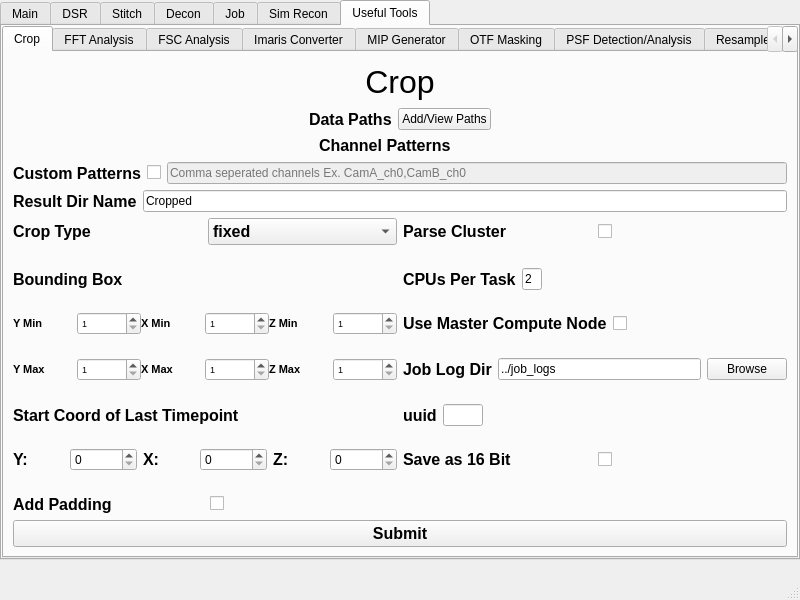
The window that src/mainwindow.ui (abcucberkeley/PetaKit5D-GUI) describes before a commit, drawn with Qt 5.
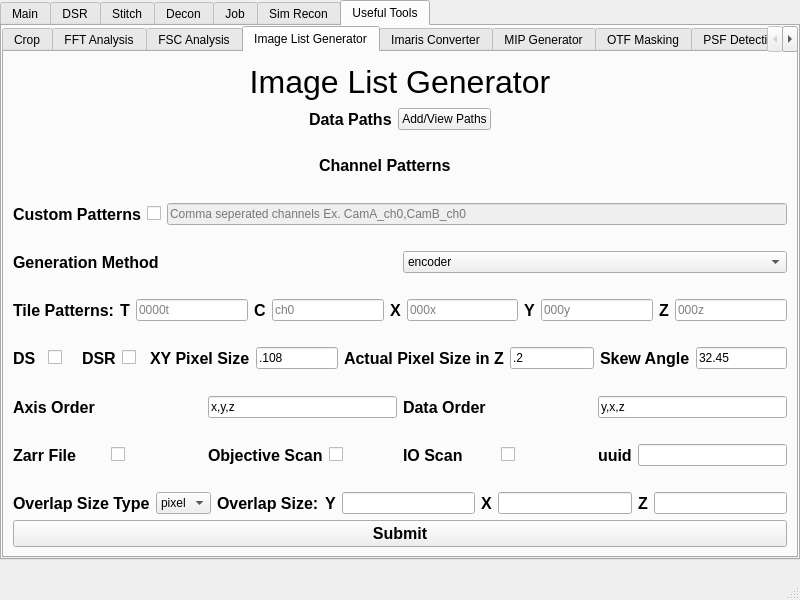
The same window after the commit. The open tabs and pages were chosen to show the change.

Commit message: Added the Image List Generator Useful Tool

```diff
--- a/src/mainwindow.ui
+++ b/src/mainwindow.ui
@@ -7559,6 +7559,836 @@
           </item>
          </layout>
         </widget>
+        <widget class="QWidget" name="imageListGenerator">
+         <attribute name="title">
+          <string>Image List Generator</string>
+         </attribute>
+         <layout class="QGridLayout" name="gridLayout_15" rowstretch="1,10,1">
+          <item row="2" column="0">
+           <layout class="QVBoxLayout" name="verticalLayout_52">
+            <item>
+             <layout class="QHBoxLayout" name="horizontalLayout_247">
+              <item>
+               <widget class="QPushButton" name="imageListGeneratorSubmitButton">
+                <property name="font">
+                 <font>
+                  <pointsize>12</pointsize>
+                  <bold>true</bold>
+                 </font>
+                </property>
+                <property name="text">
+                 <string>Submit</string>
+                </property>
+               </widget>
+              </item>
+             </layout>
+            </item>
+           </layout>
+          </item>
+          <item row="1" column="0">
+           <layout class="QVBoxLayout" name="verticalLayout_36" stretch="1,1,1,1,1,1,1,1,1,1,1,1,1,1,1,1,1">
+            <property name="spacing">
+             <number>6</number>
+            </property>
+            <property name="bottomMargin">
+             <number>0</number>
+            </property>
+            <item>
+             <layout class="QHBoxLayout" name="imageListGeneratorDataPathsHorizontalLayout">
+              <item>
+               <spacer name="horizontalSpacer_80">
+                <property name="orientation">
+                 <enum>Qt::Horizontal</enum>
+                </property>
+                <property name="sizeHint" stdset="0">
+                 <size>
+                  <width>40</width>
+                  <height>20</height>
+                 </size>
+                </property>
+               </spacer>
+              </item>
+              <item>
+               <widget class="QLabel" name="imageListGeneratorDataPathsLabel">
+                <property name="font">
+                 <font>
+                  <pointsize>12</pointsize>
+                  <bold>true</bold>
+                  <strikeout>false</strikeout>
+                  <kerning>true</kerning>
+                 </font>
+                </property>
+                <property name="text">
+                 <string>Data Paths</string>
+                </property>
+               </widget>
+              </item>
+              <item>
+               <widget class="QPushButton" name="imageListGeneratorAddPathsButton">
+                <property name="text">
+                 <string>Add/View Paths</string>
+                </property>
+               </widget>
+              </item>
+              <item>
+               <spacer name="horizontalSpacer_81">
+                <property name="orientation">
+                 <enum>Qt::Horizontal</enum>
+                </property>
+                <property name="sizeHint" stdset="0">
+                 <size>
+                  <width>40</width>
+                  <height>20</height>
+                 </size>
+                </property>
+               </spacer>
+              </item>
+             </layout>
+            </item>
+            <item>
+             <spacer name="verticalSpacer_119">
+              <property name="orientation">
+               <enum>Qt::Vertical</enum>
+              </property>
+              <property name="sizeHint" stdset="0">
+               <size>
+                <width>20</width>
+                <height>40</height>
+               </size>
+              </property>
+             </spacer>
+            </item>
+            <item>
+             <layout class="QHBoxLayout" name="imageListGeneratorChannelPatternsHorizontalLayout">
+              <item>
+               <widget class="QLabel" name="imageListGeneratorChannelPatternsLabel">
+                <property name="sizePolicy">
+                 <sizepolicy hsizetype="Maximum" vsizetype="Maximum">
+                  <horstretch>0</horstretch>
+                  <verstretch>0</verstretch>
+                 </sizepolicy>
+                </property>
+                <property name="font">
+                 <font>
+                  <pointsize>12</pointsize>
+                  <bold>true</bold>
+                  <strikeout>false</strikeout>
+                  <kerning>true</kerning>
+                 </font>
+                </property>
+                <property name="text">
+                 <string>Channel Patterns</string>
+                </property>
+               </widget>
+              </item>
+              <item>
+               <spacer name="imageListGeneratorChannelPatternsHorizontalSpacer">
+                <property name="orientation">
+                 <enum>Qt::Horizontal</enum>
+                </property>
+                <property name="sizeType">
+                 <enum>QSizePolicy::Maximum</enum>
+                </property>
+                <property name="sizeHint" stdset="0">
+                 <size>
+                  <width>30</width>
+                  <height>20</height>
+                 </size>
+                </property>
+               </spacer>
+              </item>
+             </layout>
+            </item>
+            <item>
+             <spacer name="verticalSpacer_120">
+              <property name="orientation">
+               <enum>Qt::Vertical</enum>
+              </property>
+              <property name="sizeHint" stdset="0">
+               <size>
+                <width>20</width>
+                <height>40</height>
+               </size>
+              </property>
+             </spacer>
+            </item>
+            <item>
+             <layout class="QHBoxLayout" name="imageListGeneratorCustomPatternsHorizontalLayout">
+              <item>
+               <widget class="QLabel" name="imageListGeneratorCustomPatternsLabel">
+                <property name="font">
+                 <font>
+                  <pointsize>12</pointsize>
+                  <bold>true</bold>
+                  <strikeout>false</strikeout>
+                  <kerning>true</kerning>
+                 </font>
+                </property>
+                <property name="text">
+                 <string>Custom Patterns</string>
+                </property>
+               </widget>
+              </item>
+              <item>
+               <widget class="QCheckBox" name="imageListGeneratorCustomPatternsCheckBox">
+                <property name="autoFillBackground">
+                 <bool>false</bool>
+                </property>
+                <property name="text">
+                 <string/>
+                </property>
+               </widget>
+              </item>
+              <item>
+               <widget class="QLineEdit" name="imageListGeneratorCustomPatternsLineEdit">
+                <property name="enabled">
+                 <bool>false</bool>
+                </property>
+                <property name="placeholderText">
+                 <string>Comma seperated channels Ex. CamA_ch0,CamB_ch0</string>
+                </property>
+               </widget>
+              </item>
+             </layout>
+            </item>
+            <item>
+             <spacer name="verticalSpacer_122">
+              <property name="orientation">
+               <enum>Qt::Vertical</enum>
+              </property>
+              <property name="sizeHint" stdset="0">
+               <size>
+                <width>20</width>
+                <height>40</height>
+               </size>
+              </property>
+             </spacer>
+            </item>
+            <item>
+             <layout class="QHBoxLayout" name="horizontalLayout_238" stretch="1">
+              <item>
+               <layout class="QHBoxLayout" name="horizontalLayout_240" stretch="1,1">
+                <item>
+                 <widget class="QLabel" name="imageListGeneratorGenerationMethodLabel">
+                  <property name="font">
+                   <font>
+                    <pointsize>12</pointsize>
+                    <bold>true</bold>
+                   </font>
+                  </property>
+                  <property name="text">
+                   <string>Generation Method</string>
+                  </property>
+                 </widget>
+                </item>
+                <item>
+                 <widget class="QComboBox" name="imageListGeneratorGenerationMethodComboBox">
+                  <item>
+                   <property name="text">
+                    <string>encoder</string>
+                   </property>
+                  </item>
+                  <item>
+                   <property name="text">
+                    <string>sqlite</string>
+                   </property>
+                  </item>
+                  <item>
+                   <property name="text">
+                    <string>tile_position</string>
+                   </property>
+                  </item>
+                 </widget>
+                </item>
+               </layout>
+              </item>
+             </layout>
+            </item>
+            <item>
+             <spacer name="verticalSpacer_124">
+              <property name="orientation">
+               <enum>Qt::Vertical</enum>
+              </property>
+              <property name="sizeHint" stdset="0">
+               <size>
+                <width>20</width>
+                <height>40</height>
+               </size>
+              </property>
+             </spacer>
+            </item>
+            <item>
+             <layout class="QHBoxLayout" name="horizontalLayout_241">
+              <item>
+               <layout class="QHBoxLayout" name="horizontalLayout_239">
+                <item>
+                 <widget class="QLabel" name="imageListGeneratorTilePatternsLabel">
+                  <property name="font">
+                   <font>
+                    <pointsize>12</pointsize>
+                    <bold>true</bold>
+                   </font>
+                  </property>
+                  <property name="text">
+                   <string>Tile Patterns:</string>
+                  </property>
+                 </widget>
+                </item>
+                <item>
+                 <widget class="QLabel" name="imageListGeneratorTilePatternsTLabel">
+                  <property name="font">
+                   <font>
+                    <pointsize>12</pointsize>
+                    <bold>true</bold>
+                   </font>
+                  </property>
+                  <property name="text">
+                   <string>T</string>
+                  </property>
+                 </widget>
+                </item>
+                <item>
+                 <widget class="QLineEdit" name="imageListGeneratorTilePatternsTLineEdit">
+                  <property name="placeholderText">
+                   <string>0000t</string>
+                  </property>
+                 </widget>
+                </item>
+                <item>
+                 <widget class="QLabel" name="imageListGeneratorTilePatternsCLabel">
+                  <property name="font">
+                   <font>
+                    <pointsize>12</pointsize>
+                    <bold>true</bold>
+                   </font>
+                  </property>
+                  <property name="text">
+                   <string>C</string>
+                  </property>
+                 </widget>
+                </item>
+                <item>
+                 <widget class="QLineEdit" name="imageListGeneratorTilePatternsCLineEdit">
+                  <property name="placeholderText">
+                   <string>ch0</string>
+                  </property>
+                 </widget>
+                </item>
+                <item>
+                 <widget class="QLabel" name="imageListGeneratorTilePatternsXLabel">
+                  <property name="font">
+                   <font>
+                    <pointsize>12</pointsize>
+                    <bold>true</bold>
+                   </font>
+                  </property>
+                  <property name="text">
+                   <string>X</string>
+                  </property>
+                 </widget>
+                </item>
+                <item>
+                 <widget class="QLineEdit" name="imageListGeneratorTilePatternsXLineEdit">
+                  <property name="placeholderText">
+                   <string>000x</string>
+                  </property>
+                 </widget>
+                </item>
+                <item>
+                 <widget class="QLabel" name="imageListGeneratorTilePatternsYLabel">
+                  <property name="font">
+                   <font>
+                    <pointsize>12</pointsize>
+                    <bold>true</bold>
+                   </font>
+                  </property>
+                  <property name="text">
+                   <string>Y</string>
+                  </property>
+                 </widget>
+                </item>
+                <item>
+                 <widget class="QLineEdit" name="imageListGeneratorTilePatternsYLineEdit">
+                  <property name="placeholderText">
+                   <string>000y</string>
+                  </property>
+                 </widget>
+                </item>
+                <item>
+                 <widget class="QLabel" name="imageListGeneratorTilePatternsZLabel">
+                  <property name="font">
+                   <font>
+                    <pointsize>12</pointsize>
+                    <bold>true</bold>
+                   </font>
+                  </property>
+                  <property name="text">
+                   <string>Z</string>
+                  </property>
+                 </widget>
+                </item>
+                <item>
+                 <widget class="QLineEdit" name="imageListGeneratorTilePatternsZLineEdit">
+                  <property name="placeholderText">
+                   <string>000z</string>
+                  </property>
+                 </widget>
+                </item>
+               </layout>
+              </item>
+             </layout>
+            </item>
+            <item>
+             <spacer name="verticalSpacer_121">
+              <property name="orientation">
+               <enum>Qt::Vertical</enum>
+              </property>
+              <property name="sizeHint" stdset="0">
+               <size>
+                <width>20</width>
+                <height>40</height>
+               </size>
+              </property>
+             </spacer>
+            </item>
+            <item>
+             <layout class="QHBoxLayout" name="horizontalLayout_242" stretch="1,1,3,4,3">
+              <item>
+               <layout class="QHBoxLayout" name="horizontalLayout_249">
+                <item>
+                 <widget class="QLabel" name="imageListGeneratorDSLabel">
+                  <property name="font">
+                   <font>
+                    <pointsize>12</pointsize>
+                    <bold>true</bold>
+                   </font>
+                  </property>
+                  <property name="text">
+                   <string>DS</string>
+                  </property>
+                 </widget>
+                </item>
+                <item>
+                 <widget class="QCheckBox" name="imageListGeneratorDSCheckBox">
+                  <property name="text">
+                   <string/>
+                  </property>
+                 </widget>
+                </item>
+               </layout>
+              </item>
+              <item>
+               <layout class="QHBoxLayout" name="horizontalLayout_246">
+                <item>
+                 <widget class="QLabel" name="imageListGeneratorDSRLabel">
+                  <property name="font">
+                   <font>
+                    <pointsize>12</pointsize>
+                    <bold>true</bold>
+                   </font>
+                  </property>
+                  <property name="text">
+                   <string>DSR</string>
+                  </property>
+                 </widget>
+                </item>
+                <item>
+                 <widget class="QCheckBox" name="imageListGeneratorDSRCheckBox">
+                  <property name="text">
+                   <string/>
+                  </property>
+                 </widget>
+                </item>
+               </layout>
+              </item>
+              <item>
+               <layout class="QHBoxLayout" name="horizontalLayout_245">
+                <item>
+                 <widget class="QLabel" name="imageListGeneratorXYPixelSizeLabel">
+                  <property name="font">
+                   <font>
+                    <pointsize>12</pointsize>
+                    <bold>true</bold>
+                   </font>
+                  </property>
+                  <property name="text">
+                   <string>XY Pixel Size</string>
+                  </property>
+                 </widget>
+                </item>
+                <item>
+                 <widget class="QLineEdit" name="imageListGeneratorXYPixelSizeLineEdit">
+                  <property name="text">
+                   <string>.108</string>
+                  </property>
+                 </widget>
+                </item>
+               </layout>
+              </item>
+              <item>
+               <layout class="QHBoxLayout" name="horizontalLayout_244">
+                <item>
+                 <widget class="QLabel" name="imageListGeneratorDZLabel">
+                  <property name="font">
+                   <font>
+                    <pointsize>12</pointsize>
+                    <bold>true</bold>
+                   </font>
+                  </property>
+                  <property name="text">
+                   <string>Actual Pixel Size in Z</string>
+                  </property>
+                 </widget>
+                </item>
+                <item>
+                 <widget class="QLineEdit" name="imageListGeneratorDZLineEdit">
+                  <property name="text">
+                   <string>.2</string>
+                  </property>
+                 </widget>
+                </item>
+               </layout>
+              </item>
+              <item>
+               <layout class="QHBoxLayout" name="horizontalLayout_243">
+                <item>
+                 <widget class="QLabel" name="imageListGeneratorSkewAngleLabel">
+                  <property name="font">
+                   <font>
+                    <pointsize>12</pointsize>
+                    <bold>true</bold>
+                   </font>
+                  </property>
+                  <property name="text">
+                   <string>Skew Angle</string>
+                  </property>
+                 </widget>
+                </item>
+                <item>
+                 <widget class="QLineEdit" name="imageListGeneratorSkewAngleLineEdit">
+                  <property name="text">
+                   <string>32.45</string>
+                  </property>
+                 </widget>
+                </item>
+               </layout>
+              </item>
+             </layout>
+            </item>
+            <item>
+             <spacer name="verticalSpacer_123">
+              <property name="orientation">
+               <enum>Qt::Vertical</enum>
+              </property>
+              <property name="sizeHint" stdset="0">
+               <size>
+                <width>20</width>
+                <height>40</height>
+               </size>
+              </property>
+             </spacer>
+            </item>
+            <item>
+             <layout class="QHBoxLayout" name="horizontalLayout_250" stretch="1,1">
+              <item>
+               <layout class="QHBoxLayout" name="horizontalLayout_252" stretch="1,1">
+                <item>
+                 <widget class="QLabel" name="imageListGeneratorAxisOrderLabel">
+                  <property name="font">
+                   <font>
+                    <pointsize>12</pointsize>
+                    <bold>true</bold>
+                   </font>
+                  </property>
+                  <property name="text">
+                   <string>Axis Order</string>
+                  </property>
+                 </widget>
+                </item>
+                <item>
+                 <widget class="QLineEdit" name="imageListGeneratorAxisOrderLineEdit">
+                  <property name="text">
+                   <string>x,y,z</string>
+                  </property>
+                 </widget>
+                </item>
+               </layout>
+              </item>
+              <item>
+               <layout class="QHBoxLayout" name="horizontalLayout_251" stretch="1,1">
+                <item>
+                 <widget class="QLabel" name="imageListGeneratorDataOrderLabel">
+                  <property name="font">
+                   <font>
+                    <pointsize>12</pointsize>
+                    <bold>true</bold>
+                   </font>
+                  </property>
+                  <property name="text">
+                   <string>Data Order</string>
+                  </property>
+                 </widget>
+                </item>
+                <item>
+                 <widget class="QLineEdit" name="imageListGeneratorDataOrderLineEdit">
+                  <property name="text">
+                   <string>y,x,z</string>
+                  </property>
+                 </widget>
+                </item>
+               </layout>
+              </item>
+             </layout>
+            </item>
+            <item>
+             <spacer name="verticalSpacer_125">
+              <property name="orientation">
+               <enum>Qt::Vertical</enum>
+              </property>
+              <property name="sizeHint" stdset="0">
+               <size>
+                <width>20</width>
+                <height>40</height>
+               </size>
+              </property>
+             </spacer>
+            </item>
+            <item>
+             <layout class="QHBoxLayout" name="horizontalLayout_253" stretch="1,1,1,1">
+              <item>
+               <layout class="QHBoxLayout" name="horizontalLayout_257" stretch="1,1">
+                <item>
+                 <widget class="QLabel" name="imageListGeneratorZarrFileLabel">
+                  <property name="font">
+                   <font>
+                    <pointsize>12</pointsize>
+                    <bold>true</bold>
+                   </font>
+                  </property>
+                  <property name="text">
+                   <string>Zarr File</string>
+                  </property>
+                 </widget>
+                </item>
+                <item>
+                 <widget class="QCheckBox" name="imageListGeneratorZarrFileCheckBox">
+                  <property name="text">
+                   <string/>
+                  </property>
+                 </widget>
+                </item>
+               </layout>
+              </item>
+              <item>
+               <layout class="QHBoxLayout" name="horizontalLayout_256" stretch="1,1">
+                <item>
+                 <widget class="QLabel" name="imageListGeneratorObjectiveScanLabel">
+                  <property name="font">
+                   <font>
+                    <pointsize>12</pointsize>
+                    <bold>true</bold>
+                   </font>
+                  </property>
+                  <property name="text">
+                   <string>Objective Scan</string>
+                  </property>
+                 </widget>
+                </item>
+                <item>
+                 <widget class="QCheckBox" name="imageListGeneratorObjectiveScanCheckBox">
+                  <property name="text">
+                   <string/>
+                  </property>
+                 </widget>
+                </item>
+               </layout>
+              </item>
+              <item>
+               <layout class="QHBoxLayout" name="horizontalLayout_255" stretch="1,1">
+                <item>
+                 <widget class="QLabel" name="imageListGeneratorIOScanLabel">
+                  <property name="font">
+                   <font>
+                    <pointsize>12</pointsize>
+                    <bold>true</bold>
+                   </font>
+                  </property>
+                  <property name="text">
+                   <string>IO Scan</string>
+                  </property>
+                 </widget>
+                </item>
+                <item>
+                 <widget class="QCheckBox" name="imageListGeneratorIOScanCheckBox">
+                  <property name="text">
+                   <string/>
+                  </property>
+                 </widget>
+                </item>
+               </layout>
+              </item>
+              <item>
+               <layout class="QHBoxLayout" name="horizontalLayout_254" stretch="0,0">
+                <item>
+                 <widget class="QLabel" name="imageListGeneratorUuidLabel">
+                  <property name="font">
+                   <font>
+                    <pointsize>12</pointsize>
+                    <bold>true</bold>
+                   </font>
+                  </property>
+                  <property name="text">
+                   <string>uuid</string>
+                  </property>
+                 </widget>
+                </item>
+                <item>
+                 <widget class="QLineEdit" name="imageListGeneratorUuidLineEdit"/>
+                </item>
+               </layout>
+              </item>
+             </layout>
+            </item>
+            <item>
+             <spacer name="verticalSpacer_126">
+              <property name="orientation">
+               <enum>Qt::Vertical</enum>
+              </property>
+              <property name="sizeHint" stdset="0">
+               <size>
+                <width>20</width>
+                <height>40</height>
+               </size>
+              </property>
+             </spacer>
+            </item>
+            <item>
+             <layout class="QHBoxLayout" name="horizontalLayout_258" stretch="1,3">
+              <item>
+               <layout class="QHBoxLayout" name="horizontalLayout_260" stretch="1,1">
+                <item>
+                 <widget class="QLabel" name="imageListGeneratorOverlapSizeTypeLabel">
+                  <property name="font">
+                   <font>
+                    <pointsize>12</pointsize>
+                    <bold>true</bold>
+                   </font>
+                  </property>
+                  <property name="text">
+                   <string>Overlap Size Type</string>
+                  </property>
+                 </widget>
+                </item>
+                <item>
+                 <widget class="QComboBox" name="imageListGeneratorOverlapSizeTypeComboBox">
+                  <item>
+                   <property name="text">
+                    <string>pixel</string>
+                   </property>
+                  </item>
+                  <item>
+                   <property name="text">
+                    <string>um</string>
+                   </property>
+                  </item>
+                 </widget>
+                </item>
+               </layout>
+              </item>
+              <item>
+               <layout class="QHBoxLayout" name="horizontalLayout_259" stretch="0,0,0,0,0,0,0">
+                <item>
+                 <widget class="QLabel" name="imageListGeneratorOverlapSizeLabel">
+                  <property name="font">
+                   <font>
+                    <pointsize>12</pointsize>
+                    <bold>true</bold>
+                   </font>
+                  </property>
+                  <property name="text">
+                   <string>Overlap Size:</string>
+                  </property>
+                 </widget>
+                </item>
+                <item>
+                 <widget class="QLabel" name="imageListGeneratorOverlapSizeYLabel">
+                  <property name="font">
+                   <font>
+                    <pointsize>12</pointsize>
+                    <bold>true</bold>
+                   </font>
+                  </property>
+                  <property name="text">
+                   <string>Y</string>
+                  </property>
+                 </widget>
+                </item>
+                <item>
+                 <widget class="QLineEdit" name="imageListGeneratorOverlapSizeYLineEdit"/>
+                </item>
+                <item>
+                 <widget class="QLabel" name="imageListGeneratorOverlapSizeXLabel">
+                  <property name="font">
+                   <font>
+                    <pointsize>12</pointsize>
+                    <bold>true</bold>
+                   </font>
+                  </property>
+                  <property name="text">
+                   <string>X</string>
+                  </property>
+                 </widget>
+                </item>
+                <item>
+                 <widget class="QLineEdit" name="imageListGeneratorOverlapSizeXLineEdit"/>
+                </item>
+                <item>
+                 <widget class="QLabel" name="imageListGeneratorOverlapSizeZLabel">
+                  <property name="font">
+                   <font>
+                    <pointsize>12</pointsize>
+                    <bold>true</bold>
+                   </font>
+                  </property>
+                  <property name="text">
+                   <string>Z</string>
+                  </property>
+                 </widget>
+                </item>
+                <item>
+                 <widget class="QLineEdit" name="imageListGeneratorOverlapSizeZLineEdit"/>
+                </item>
+               </layout>
+              </item>
+             </layout>
+            </item>
+           </layout>
+          </item>
+          <item row="0" column="0">
+           <layout class="QVBoxLayout" name="verticalLayout_53">
+            <item>
+             <layout class="QHBoxLayout" name="horizontalLayout_248">
+              <item>
+               <widget class="QLabel" name="imageListGeneratorLabel">
+                <property name="font">
+                 <font>
+                  <pointsize>24</pointsize>
+                 </font>
+                </property>
+                <property name="text">
+                 <string>Image List Generator</string>
+                </property>
+                <property name="alignment">
+                 <set>Qt::AlignCenter</set>
+                </property>
+               </widget>
+              </item>
+             </layout>
+            </item>
+           </layout>
+          </item>
+         </layout>
+        </widget>
         <widget class="QWidget" name="imarisConverter">
          <attribute name="title">
           <string>Imaris Converter</string>
```
Left out of the diff: 9 changed lines with no effect on the pictures. The commit also changes 2 other files.
